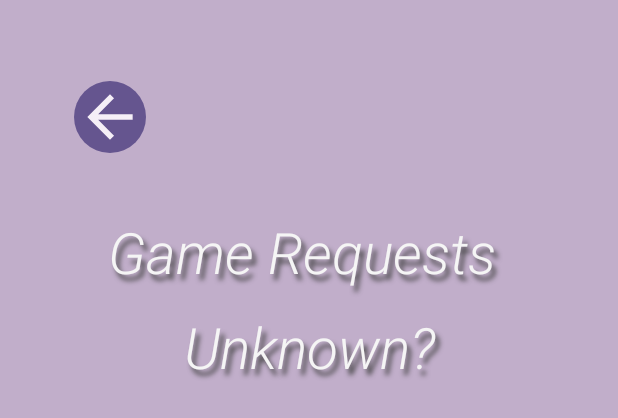
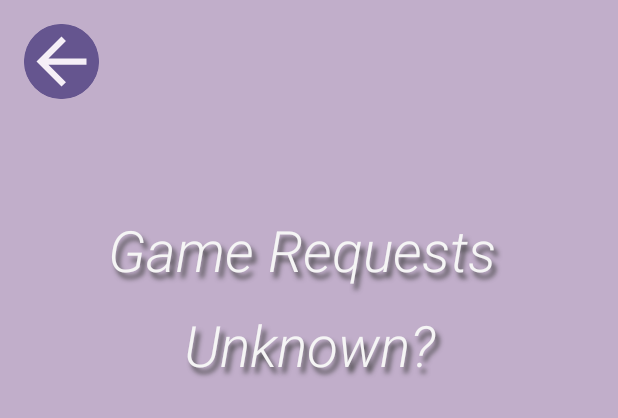
Before and after one commit to malinradstrom/ProjectTicTacToe, an Android app built with Jetpack Compose: the @Preview function MenuScreenPreview, on a phone screen of 412 x 824 dp. Shown: the top 418 px of the screen. Run offline under Robolectric (Android 15) with nearby library versions, the phone set to English and light mode, and no system bars; our stand-ins replace Firebase (no records; nobody signed in at launch, a user with empty details on screens opened directly).

Commit message:
SNART CHAMPANGE.1.3

```diff
--- a/app/src/main/java/com/example/projecttictactoe/MenuScreen.kt
+++ b/app/src/main/java/com/example/projecttictactoe/MenuScreen.kt
@@ -3,12 +3,15 @@ package com.example.projecttictactoe
 import android.util.Log
 import androidx.compose.foundation.Image
 import androidx.compose.foundation.background
-import androidx.compose.foundation.layout.Box
+import androidx.compose.foundation.layout.Arrangement
+import androidx.compose.foundation.layout.Column
+import androidx.compose.foundation.layout.Spacer
 import androidx.compose.foundation.layout.fillMaxSize
-import androidx.compose.foundation.layout.offset
-import androidx.compose.foundation.layout.requiredHeight
-import androidx.compose.foundation.layout.requiredSize
-import androidx.compose.foundation.layout.requiredWidth
+import androidx.compose.foundation.layout.fillMaxWidth
+import androidx.compose.foundation.layout.height
+import androidx.compose.foundation.layout.heightIn
+import androidx.compose.foundation.layout.padding
+import androidx.compose.foundation.layout.size
 import androidx.compose.foundation.lazy.LazyColumn
 import androidx.compose.foundation.lazy.items
 import androidx.compose.foundation.shape.RoundedCornerShape
@@ -16,6 +19,7 @@ import androidx.compose.material3.Button
 import androidx.compose.material3.ExperimentalMaterial3Api
 import androidx.compose.material3.IconButton
 import androidx.compose.material3.ListItem
+import androidx.compose.material3.Scaffold
 import androidx.compose.material3.Text
 import androidx.compose.runtime.Composable
 import androidx.compose.runtime.LaunchedEffect
@@ -52,7 +56,8 @@ fun MenuScreen(navController: NavController, model: GameModel) {
         games.forEach { (gameId, game) ->
             if ((game.player1Id == model.myPlayerId.value
                                 || game.player2Id == model.myPlayerId.value)
-                                && game.gameState == "player1_turn") {
+                                && game.gameState == "player1_turn"
+                ) {
                 navController.navigate("GameScreen/${gameId}")
             }
         }
@@ -63,11 +68,56 @@ fun MenuScreen(navController: NavController, model: GameModel) {
         playerName = it.name
     }
 
-    Box(
+    Scaffold(
+        modifier = Modifier
+            .fillMaxSize(),
+        containerColor = Color(0xffc1aeca),
+        topBar = {
+            TopBar(navController = navController)
+        },
+        content = { innerPadding ->
+            Column(
                 modifier = Modifier
                     .fillMaxSize()
-            .background(color = Color(0xffc1aeca))
+                    .padding(innerPadding)
+                    .padding(horizontal = 16.dp),
+                horizontalAlignment = Alignment.Start,
+                verticalArrangement = Arrangement.Top
             ) {
+                Header(playerName = playerName)
+                Spacer(modifier = Modifier.height(16.dp))
+                GameRequestList(
+                    players = players,
+                    games = games,
+                    model = model,
+                    navController = navController
+                )
+            }
+        }
+    )
+}
+
+@Composable
+fun TopBar (navController: NavController) {
+    IconButton(
+        onClick = { navController.navigate("HomeScreen") },
+        modifier = Modifier
+            .padding(start = 16.dp, top = 16.dp)
+            .size(50.dp)
+            .clip(shape = RoundedCornerShape(30.dp))
+            .background(color = Color(0xff65558f))
+    ) {
+        Image(
+            painter = painterResource(id = R.drawable.arrow_back),
+            contentDescription = "Back icon",
+            modifier = Modifier
+                .fillMaxSize()
+        )
+    }
+}
+
+@Composable
+fun Header (playerName: String) {
     Text(
         text = "Game Requests \n$playerName",
         color = Color(0xfff5f5f5),
@@ -79,70 +129,81 @@ fun MenuScreen(navController: NavController, model: GameModel) {
             fontWeight = FontWeight.Light,
             shadow = Shadow(color = Color.DarkGray,
                 offset = Offset(4f, 6f),
-                    blurRadius = 4f)),
+                blurRadius = 4f
+            )
+        ),
         modifier = Modifier
-                .align(alignment = Alignment.TopStart)
-                .offset(x = 24.dp,
-                    y = 147.dp)
-                .requiredWidth(width = 364.dp))
-        IconButton(
-            onClick = { navController.navigate("HomeScreen") },
+            .fillMaxWidth()
+            .padding(top = 80.dp, bottom = 16.dp)
+    )
+}
+
+@Composable
+fun GameRequestList(
+    players: Map<String, Player>,
+    games: Map<String, Game>,
+    model: GameModel,
+    navController: NavController
+) {
+    LazyColumn(
         modifier = Modifier
-                .align(alignment = Alignment.TopStart)
-                .offset(x = 49.dp,
-                    y = 54.dp)
-                .clip(shape = RoundedCornerShape(30.dp))
-                .background(color = Color(0xff65558f))
+            .fillMaxWidth()
+            .heightIn(max = 500.dp) // Adjust based on available space
     ) {
-            Box(
-                modifier = Modifier
-                    .requiredSize(size = 45.dp)
-            ) {
-                Image(
-                    painter = painterResource(id = R.drawable.arrow_back),
-                    contentDescription = "icon",
-                    modifier = Modifier
-                        .fillMaxSize())
-            }
-        }
-        Box(
-            modifier = Modifier
-                .align(alignment = Alignment.TopStart)
-                .offset(x = 59.dp,
-                    y = 320.dp)
-                .requiredWidth(width = 294.dp)
-                .requiredHeight(height = 574.dp)
-        ) {
-            LazyColumn (modifier = Modifier) {
-                items(players.entries.toList()) { entry  ->
+        items(players.entries.toList()) { entry ->
             val player = entry.value
             val documentId = entry.key
 
             if (documentId != model.myPlayerId.value) {
                 ListItem(
-                            headlineContent =  { Text("Player Name: ${player.name}")
+                    headlineContent = {
+                        Text(text = "Player Name: ${player.name}")
                     },
-                            supportingContent = { Text("Status: ")
+                    supportingContent = {
+                        Text(text = "Status:")
                     },
                     trailingContent = {
+                        ManageGameButtons(
+                            games = games,
+                            model = model,
+                            navController = navController,
+                            documentId = documentId
+                        )
+                    }
+                )
+            }
+        }
+    }
+}
+
+@Composable
+fun ManageGameButtons(
+    games: Map<String, Game>,
+    model: GameModel,
+    navController: NavController,
+    documentId: String
+) {
     var hasGame = false
     games.forEach { (gameId, game) ->
         if (game.player1Id == model.myPlayerId.value
-                                        && game.gameState == "Invite") { Text("Please Wait :')")
+            && game.player2Id == documentId
+            && game.gameState == "Invite") {
+            Text("Please Wait :')")
             hasGame = true
         } else if (game.player2Id == model.myPlayerId.value
+            && game.player1Id == documentId
             && game.gameState == "Invite") {
             Button(onClick = {
                 model.db.collection("games").document(gameId)
                     .update("gameState", "player1_turn")
                     .addOnSuccessListener {
-                                                    navController.navigate("GameScreen/${gameId}")
+                        navController.navigate("GameScreen/$gameId")
                     }
                     .addOnFailureListener {
-                                                    Log.e("merry christmas", "error updating game: $gameId")
+                        Log.e("Error", "Error updating game: $gameId")
                     }
             }) {
-                                            Text("Accept invite")
+                Text("Accept Invite")
             }
             hasGame = true
         }
@@ -150,19 +211,15 @@ fun MenuScreen(navController: NavController, model: GameModel) {
     if (!hasGame) {
         Button(onClick = {
             model.db.collection("games")
-                                            .add(Game(gameState = "Invite",
+                .add(
+                    Game(
+                        gameState = "Invite",
                         player1Id = model.myPlayerId.value!!,
                         player2Id = documentId
-                                            ))
+                    )
+                )
         }) {
             Text("Challenge")
-                                    }
-                                }
-                            }
-                        )
-                    }
-                }
-            }
         }
     }
 }
```
Lines whose indentation alone changed are shown as unchanged.
